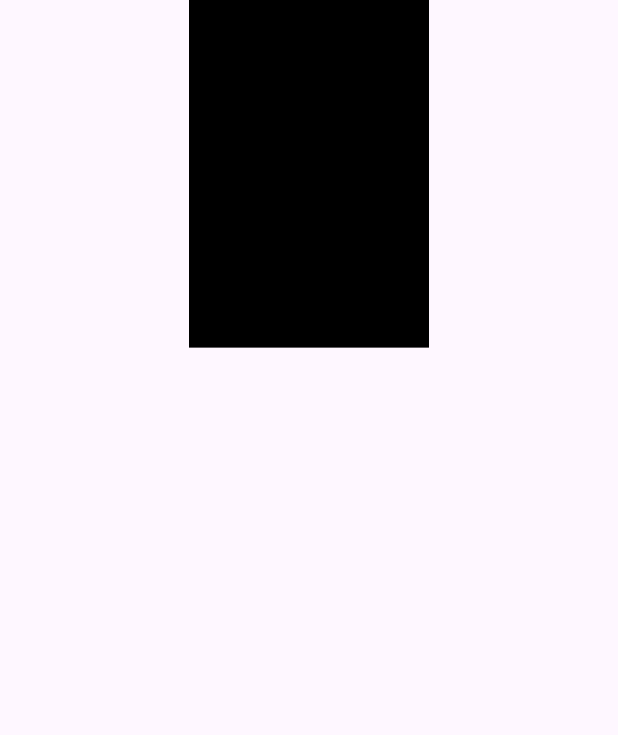
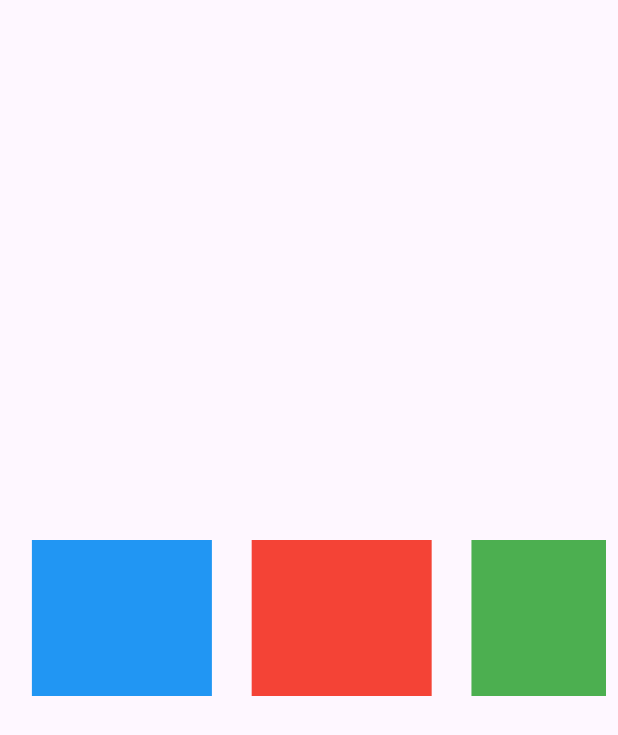
Before and after one commit to yakitama5/flutter_laboratory, a Flutter app: the _Page screen opened directly, on a phone screen of 412 x 824 dp. Shown: the top 735 px of the screen. Run offline on Flutter 3.47's test engine with Material 3 defaults, Android fonts, the phone set to English and light mode, and no system bars; drawn by our look-alikes of carousel_slider; missing offline and left inert: linked_scroll_controller; statements that could not run were skipped.

Commit message:
✨feat: carousel_sliderの追加

```diff
--- a/lib/carousel_slider/src/app.dart
+++ b/lib/carousel_slider/src/app.dart
@@ -17,32 +17,38 @@ class _Page extends StatelessWidget {
 
   @override
   Widget build(BuildContext context) {
+    final colors = [
+      Colors.blue,
+      Colors.red,
+      Colors.green,
+      Colors.yellow,
+      Colors.blueAccent,
+      Colors.redAccent,
+    ];
+
     return Scaffold(
-      body: CarouselSlider(
-        items: const [
-          SizedBox(
-            height: 240,
-            width: 160,
-            child: ColoredBox(color: Colors.black),
+      body: Center(
+        child: Padding(
+          padding: const EdgeInsets.all(8),
+          child: CarouselSlider(
+            items: colors
+                .map(
+                  (color) => Padding(
+                    padding: const EdgeInsets.all(8),
+                    child: SizedBox(
+                      width: 120,
+                      child: ColoredBox(color: color),
+                    ),
+                  ),
+                )
+                .toList(),
+            options: CarouselOptions(
+              viewportFraction: 0.37,
+              autoPlay: true,
+              height: 120,
+              padEnds: false,
+            ),
           ),
-          SizedBox(
-            height: 240,
-            width: 160,
-            child: ColoredBox(color: Colors.black),
-          ),
-          SizedBox(
-            height: 240,
-            width: 160,
-            child: ColoredBox(color: Colors.black),
-          ),
-          SizedBox(
-            height: 240,
-            width: 160,
-            child: ColoredBox(color: Colors.black),
-          ),
-        ],
-        options: CarouselOptions(
-          enableInfiniteScroll: false,
         ),
       ),
     );
```
